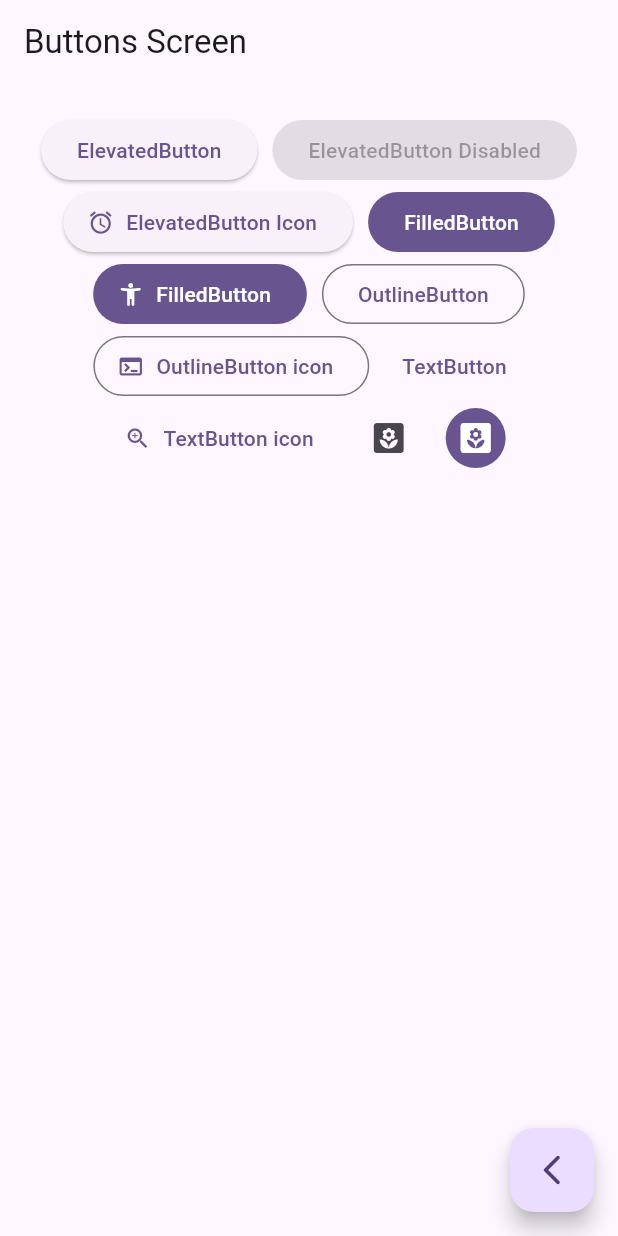
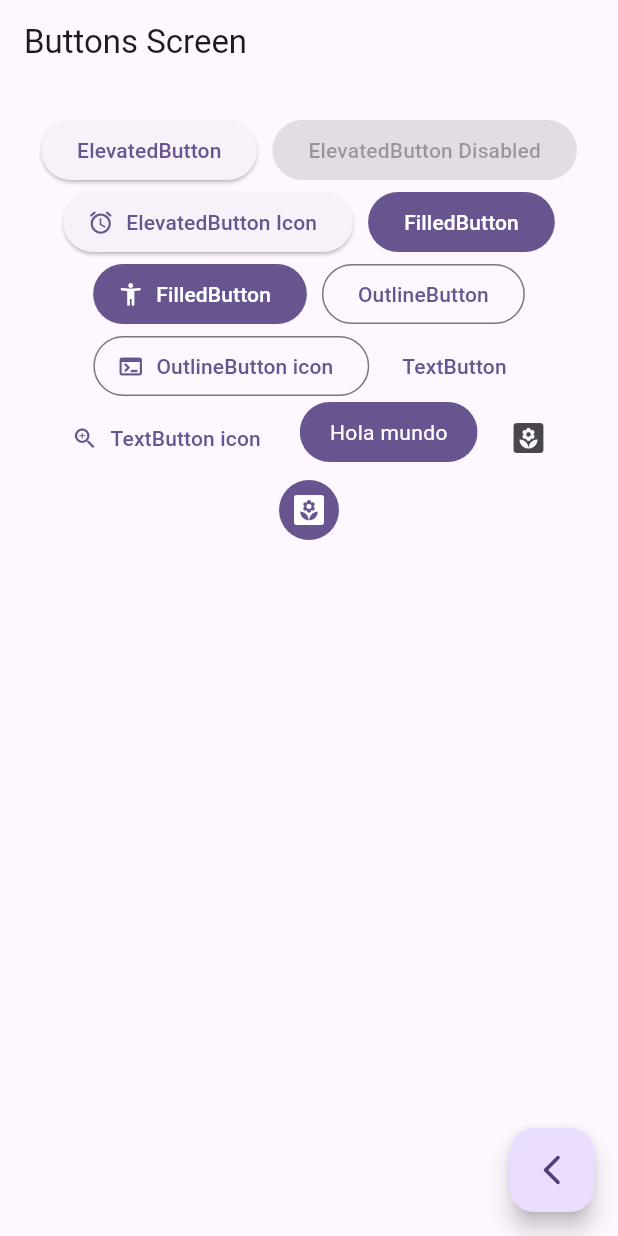
Before and after one commit to JoaquinMX/devtalles_flutter, a Flutter app: the ButtonsScreen screen opened by its route, on a phone screen of 412 x 824 dp. Run offline on Flutter 3.47's test engine with Material 3 defaults, Android fonts, the phone set to English and light mode, and no system bars; our stand-ins replace animate_do, dio, go_router, video_player.

Commit message:
Button screen finished. Android updated.

```diff
--- a/widgets_app/lib/presentation/screens/buttons/buttons_screen.dart
+++ b/widgets_app/lib/presentation/screens/buttons/buttons_screen.dart
@@ -80,6 +80,7 @@ class _ButtonsView extends StatelessWidget {
               label: const Text("TextButton icon"),
             ),
             //TODO: CUSTOM BUTTON,
+            const CustomButton(),
             IconButton(
               onPressed: () {},
               icon: const Icon(Icons.yard),
@@ -88,8 +89,8 @@ class _ButtonsView extends StatelessWidget {
               onPressed: () {},
               icon: const Icon(Icons.yard),
               style: ButtonStyle(
-                  backgroundColor: MaterialStatePropertyAll(colors.primary),
-                  iconColor: const MaterialStatePropertyAll(Colors.white)),
+                  backgroundColor: WidgetStatePropertyAll(colors.primary),
+                  iconColor: const WidgetStatePropertyAll(Colors.white)),
             )
           ],
         ),
@@ -97,3 +98,29 @@ class _ButtonsView extends StatelessWidget {
     );
   }
 }
+
+class CustomButton extends StatelessWidget {
+  const CustomButton({super.key});
+
+  @override
+  Widget build(BuildContext context) {
+    final colors = Theme.of(context).colorScheme;
+
+    return ClipRRect(
+      borderRadius: BorderRadius.circular(20),
+      child: Material(
+        color: colors.primary,
+        child: InkWell(
+          onTap: () {},
+          child: Padding(
+            padding: const EdgeInsets.symmetric(horizontal: 20, vertical: 10),
+            child: const Text(
+              "Hola mundo",
+              style: TextStyle(color: Colors.white),
+            ),
+          ),
+        ),
+      ),
+    );
+  }
+}
```
Also changed, not shown: widgets_app/pubspec.lock, 17 other files.
